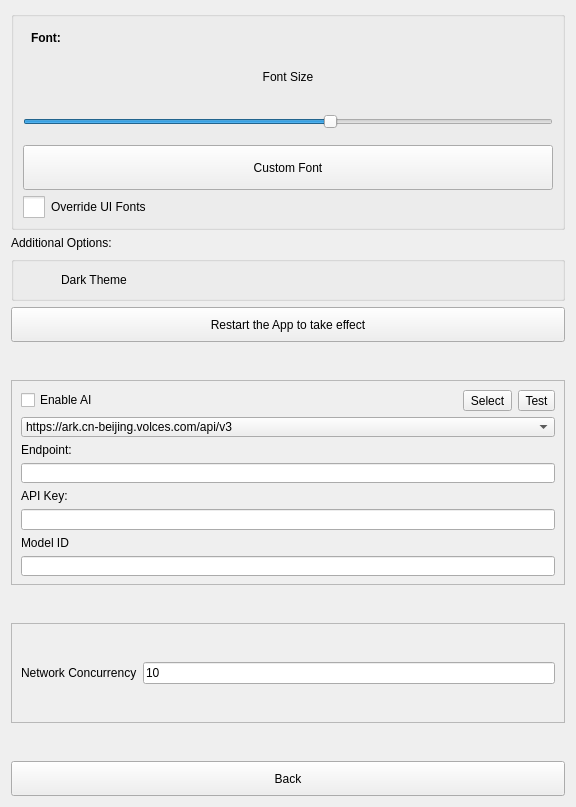
First picture: the form in src/Preferences.ui, repository ic005k/Knot, before the edit.
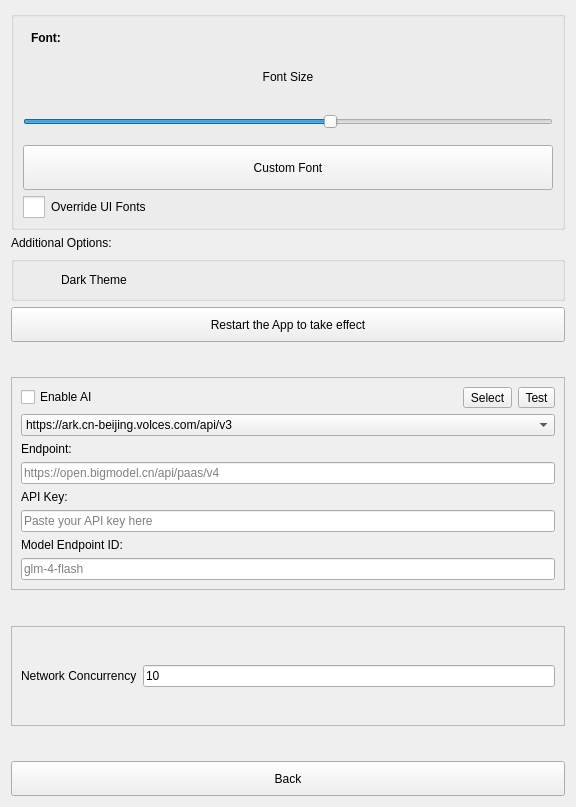
Second picture: the form after the edit. Icons and pictures are not drawn.

```diff
--- a/src/Preferences.ui
+++ b/src/Preferences.ui
@@ -229,7 +229,7 @@
      <property name="sizeHint" stdset="0">
       <size>
        <width>20</width>
-       <height>40</height>
+       <height>20</height>
       </size>
      </property>
     </spacer>
@@ -294,7 +294,11 @@
        </widget>
       </item>
       <item>
-       <widget class="QLineEdit" name="editEndpoint"/>
+       <widget class="QLineEdit" name="editEndpoint">
+        <property name="placeholderText">
+         <string notr="true">https://open.bigmodel.cn/api/paas/v4</string>
+        </property>
+       </widget>
       </item>
       <item>
        <widget class="QLabel" name="lblAIKey">
@@ -304,17 +308,25 @@
        </widget>
       </item>
       <item>
-       <widget class="QLineEdit" name="editAIKey"/>
+       <widget class="QLineEdit" name="editAIKey">
+        <property name="placeholderText">
+         <string>Paste your API key here</string>
+        </property>
+       </widget>
       </item>
       <item>
        <widget class="QLabel" name="lblAIModelID">
         <property name="text">
-         <string>Model ID</string>
+         <string>Model Endpoint ID:</string>
         </property>
        </widget>
       </item>
       <item>
-       <widget class="QLineEdit" name="editAIModelID"/>
+       <widget class="QLineEdit" name="editAIModelID">
+        <property name="placeholderText">
+         <string notr="true">glm-4-flash</string>
+        </property>
+       </widget>
       </item>
      </layout>
     </widget>
@@ -327,7 +339,7 @@
      <property name="sizeHint" stdset="0">
       <size>
        <width>20</width>
-       <height>40</height>
+       <height>20</height>
       </size>
      </property>
     </spacer>
@@ -376,7 +388,7 @@
      <property name="sizeHint" stdset="0">
       <size>
        <width>20</width>
-       <height>40</height>
+       <height>20</height>
       </size>
      </property>
     </spacer>
```
